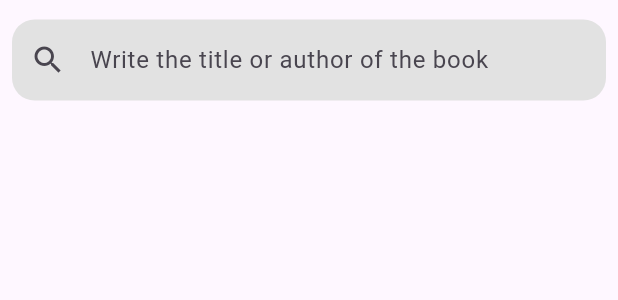
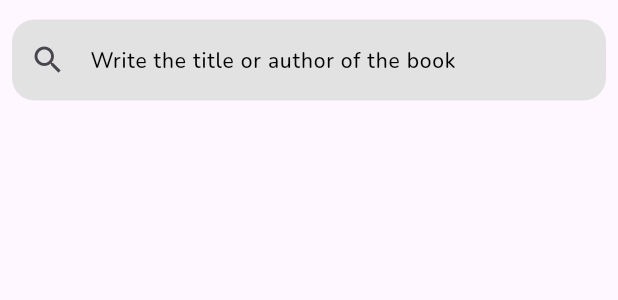
Before and after one commit to MuhmedAshraf/Eqraa, a Flutter app: the SearchBox widget shown alone on an empty page, opened directly with empty values, on a phone screen of 412 x 824 dp. Shown: the top 300 px of the screen. Run offline on Flutter 3.47's test engine with Material 3 defaults, Android fonts, the phone set to English and light mode, and no system bars; our stand-ins replace bloc, cached_network_image, dartz, dio, flutter_bloc, shared_preferences and 1 more; accounts and stored records are empty; network calls fail.

Commit message:
handle searchView

```diff
--- a/lib/Features/home/presentation/view_model/book_cubit/book_cubit.dart
+++ b/lib/Features/home/presentation/view_model/book_cubit/book_cubit.dart
@@ -34,7 +34,7 @@ class BookCubit extends Cubit<BookState> {
     final response = await repo.searchBooks(query);
     response.fold(
       (failure) => emit(BookFailure(errMessage: failure.errMessage)),
-      (books) => BookSuccess(books: books),
+      (books) => emit(BookSuccess(books: books)),
     );
   }
 }
--- a/lib/Features/home/presentation/views/widgets/search_box.dart
+++ b/lib/Features/home/presentation/views/widgets/search_box.dart
@@ -1,4 +1,9 @@
+import 'package:eqraa/Core/utlis/colors.dart';
+import 'package:eqraa/Core/utlis/styles.dart';
 import 'package:flutter/material.dart';
+import 'package:flutter_bloc/flutter_bloc.dart';
+
+import '../../view_model/book_cubit/book_cubit.dart';
 
 class SearchBox extends StatelessWidget {
   const SearchBox({super.key, required this.controller});
@@ -16,14 +21,27 @@ class SearchBox extends StatelessWidget {
           ),
           child: TextField(
             controller: controller,
-            decoration: const InputDecoration(
+            decoration: InputDecoration(
               contentPadding:
-                  EdgeInsets.symmetric(horizontal: 20, vertical: 15),
+                  const EdgeInsets.symmetric(horizontal: 20, vertical: 15),
               border: InputBorder.none,
               focusedBorder: InputBorder.none,
               enabledBorder: InputBorder.none,
               hintText: "Write the title or author of the book",
-              prefixIcon: Icon(Icons.search),
+              hintStyle: AppStyles.textStyle14,
+              prefixIcon: IconButton(
+                icon: const Icon(
+                  Icons.search,
+
+                ),
+                onPressed: () {
+                  final query = controller.text;
+                  if (query.isNotEmpty) {
+                    context.read<BookCubit>().searchBooks(query);
+                  }
+                },
+              ),
+
             ),
           ),
         ));
```
Also changed, not shown: lib/Features/home/presentation/views/search_view.dart (+20 -54 lines).
